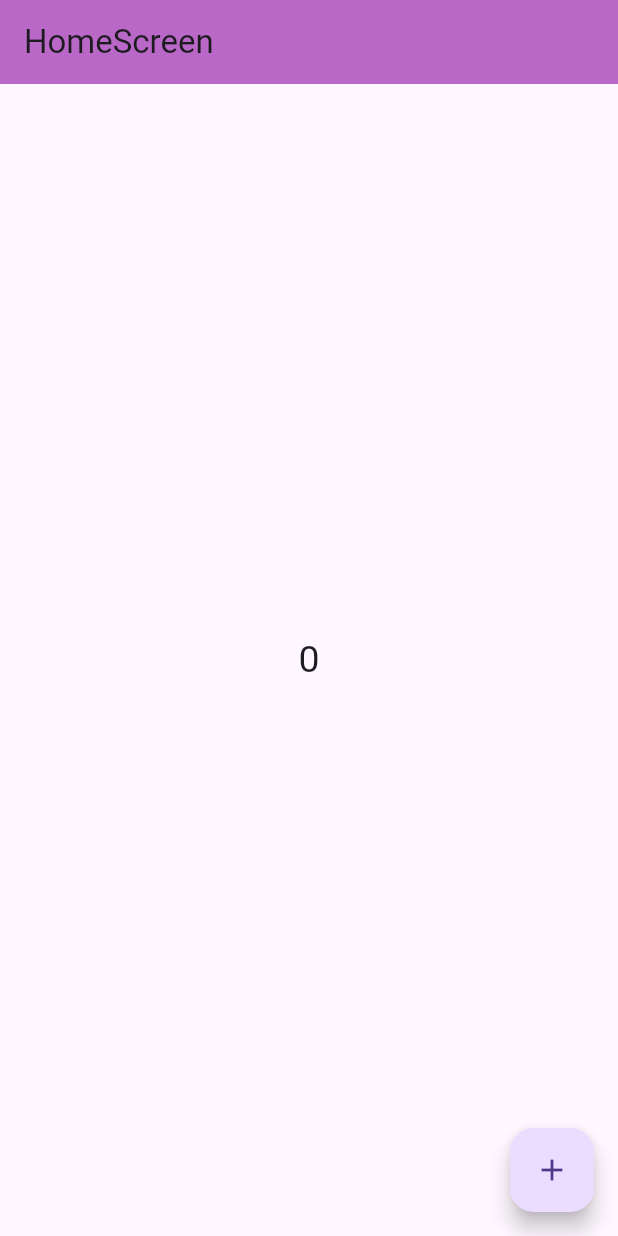
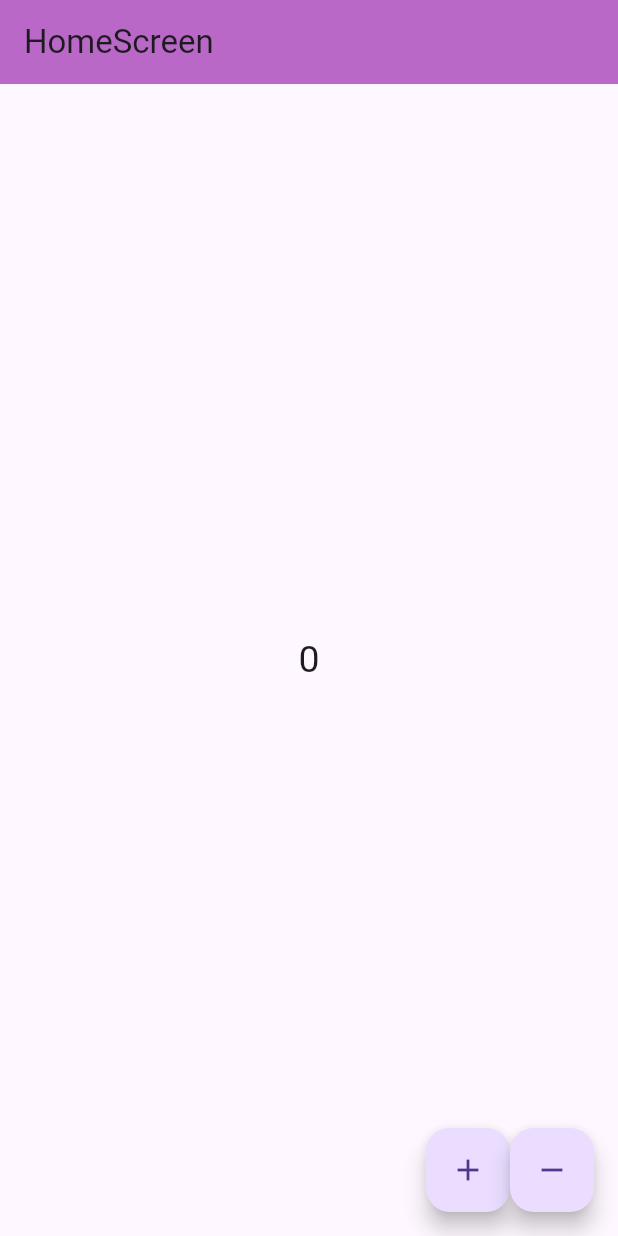
Before and after one commit to FAHIMSHAKIL102/flutter_provider__ws_practice, a Flutter app: the screen it shows after launch, on a phone screen of 412 x 824 dp. Run offline on Flutter 3.47's test engine with Material 3 defaults, Android fonts, the phone set to English and light mode, and no system bars.

```diff
--- a/lib/counter_provider.dart
+++ b/lib/counter_provider.dart
@@ -10,4 +10,9 @@ class CounterProvider extends ChangeNotifier {
     _count++;
     notifyListeners();
   }
+
+  void decrementCount() {
+    _count--;
+    notifyListeners();
+  }
 }
--- a/lib/home_screen.dart
+++ b/lib/home_screen.dart
@@ -25,12 +25,23 @@ class HomeScreen extends StatelessWidget {
           },
         ),
       ),
-      floatingActionButton: FloatingActionButton(
-        onPressed: () {
-          // Provider.of<CounterProvider>(context, listen: false).incrementCount();
-          context.read<CounterProvider>().incrementCount();
-        },
-        child: Icon(Icons.add),
+      floatingActionButton: Row(
+        mainAxisAlignment: MainAxisAlignment.end,
+        children: [
+          FloatingActionButton(
+            onPressed: () {
+              // Provider.of<CounterProvider>(context, listen: false).incrementCount();
+              context.read<CounterProvider>().incrementCount();
+            },
+            child: Icon(Icons.add),
+          ),
+          FloatingActionButton(
+            onPressed: () {
+              context.read<CounterProvider>().decrementCount();
+            },
+            child: Icon(Icons.remove),
+          ),
+        ],
       ),
     );
   }
```
